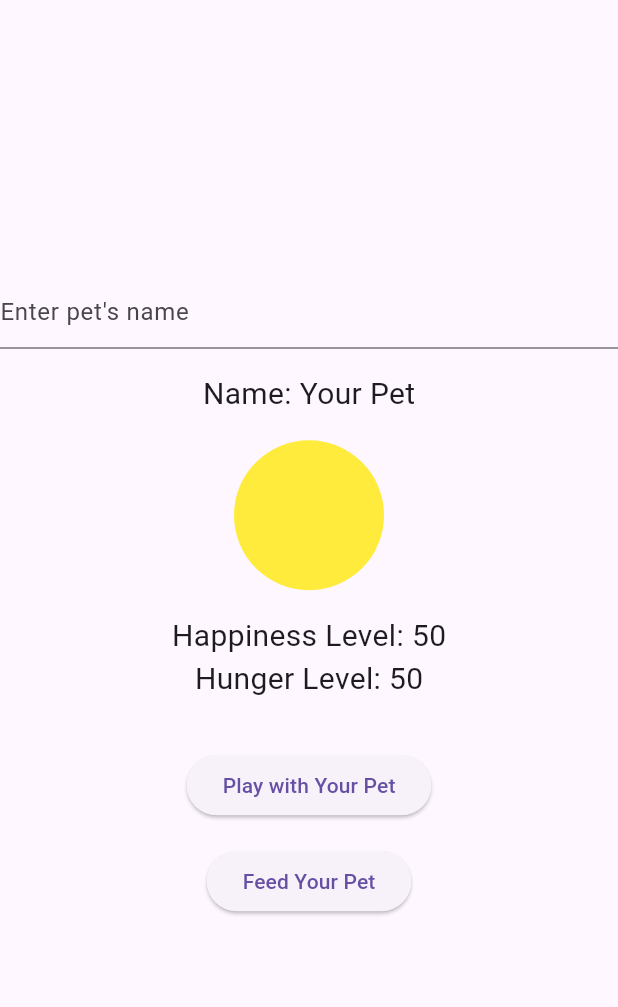
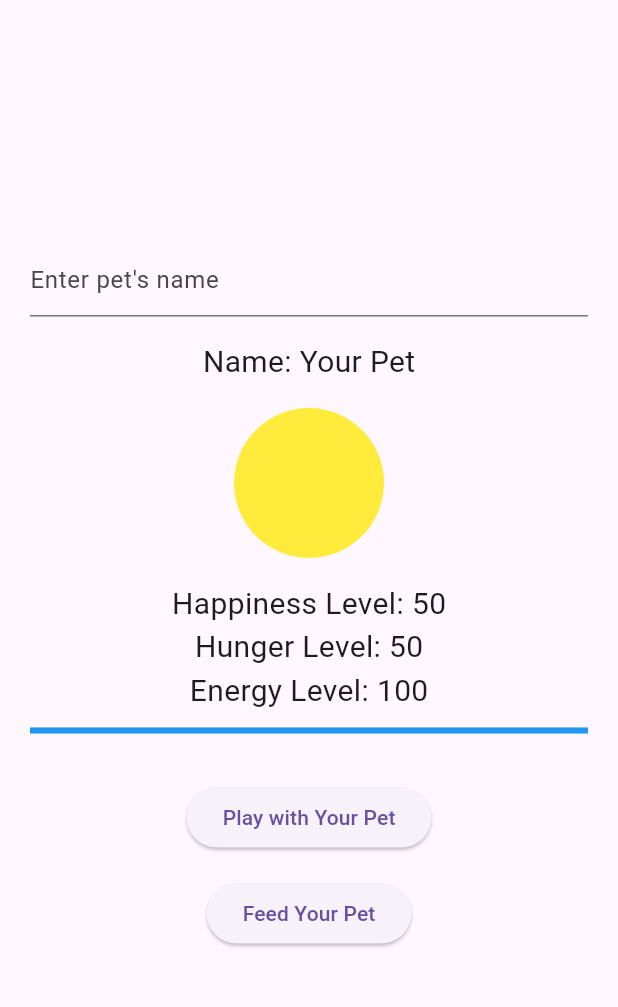
Before and after one commit to MAD743/MAD_digital_pet_again, a Flutter app: the screen it shows after launch, on a phone screen of 412 x 824 dp, the part 63-1070 px from its top. Run offline on Flutter 3.47's test engine with Material 3 defaults, Android fonts, the phone set to English and light mode, and no system bars.

Commit message:
Finished: Added Energy Bar

```diff
--- a/lib/main.dart
+++ b/lib/main.dart
@@ -3,6 +3,7 @@ import 'package:flutter/material.dart';
 
 void main() {
   runApp(MaterialApp(
+    debugShowCheckedModeBanner: false,
     home: DigitalPetApp(),
   ));
 }
@@ -16,6 +17,7 @@ class _DigitalPetAppState extends State<DigitalPetApp> {
   String petName = "Your Pet";
   int happinessLevel = 50;
   int hungerLevel = 50;
+  int energyLevel = 100; // Added Energy Level
   Color petColor = Colors.yellow;
   Timer? _hungerTimer;
 
@@ -26,28 +28,36 @@ class _DigitalPetAppState extends State<DigitalPetApp> {
   }
 
   void _startHungerTimer() {
-    _hungerTimer = Timer.periodic(Duration(seconds: 30), (timer) {
+    _hungerTimer = Timer.periodic(const Duration(seconds: 30), (timer) {
       setState(() {
         hungerLevel = (hungerLevel + 5).clamp(0, 100);
         _updateHappiness();
         _updatePetColor();
+        _checkWinLossCondition();
       });
     });
   }
 
   void _playWithPet() {
     setState(() {
-      happinessLevel = (happinessLevel + 10).clamp(0, 100);
-      _updateHunger();
-      _updatePetColor();
+      if (energyLevel > 10) {
+        // Prevents negative energy
+        happinessLevel = (happinessLevel + 10).clamp(0, 100);
+        energyLevel = (energyLevel - 10).clamp(0, 100);
+        _updateHunger();
+        _updatePetColor();
+        _checkWinLossCondition();
+      }
     });
   }
 
   void _feedPet() {
     setState(() {
       hungerLevel = (hungerLevel - 10).clamp(0, 100);
+      energyLevel = (energyLevel + 5).clamp(0, 100); // Increase Energy
       _updateHappiness();
       _updatePetColor();
+      _checkWinLossCondition();
     });
   }
 
@@ -77,6 +87,18 @@ class _DigitalPetAppState extends State<DigitalPetApp> {
     }
   }
 
+  void _checkWinLossCondition() {
+    if (happinessLevel >= 80) {
+      ScaffoldMessenger.of(context).showSnackBar(
+        const SnackBar(content: Text("🎉 You won! Your pet is very happy!")),
+      );
+    } else if (hungerLevel == 100 && happinessLevel <= 10) {
+      ScaffoldMessenger.of(context).showSnackBar(
+        const SnackBar(content: Text("😢 Game Over! Your pet is too hungry!")),
+      );
+    }
+  }
+
   void _setPetName(String name) {
     setState(() {
       petName = name;
@@ -86,25 +108,24 @@ class _DigitalPetAppState extends State<DigitalPetApp> {
   @override
   Widget build(BuildContext context) {
     return Scaffold(
-      appBar: AppBar(
-        title: Text('Digital Pet'),
-      ),
-      body: Center(
+      appBar: AppBar(title: const Text('Digital Pet')),
+      body: Padding(
+        padding: const EdgeInsets.all(20.0),
         child: Column(
           mainAxisAlignment: MainAxisAlignment.center,
           children: <Widget>[
             TextField(
-              decoration: InputDecoration(
+              decoration: const InputDecoration(
                 hintText: "Enter pet's name",
               ),
               onSubmitted: _setPetName,
             ),
-            SizedBox(height: 16.0),
+            const SizedBox(height: 16.0),
             Text(
               'Name: $petName',
-              style: TextStyle(fontSize: 20.0),
+              style: const TextStyle(fontSize: 20.0),
             ),
-            SizedBox(height: 16.0),
+            const SizedBox(height: 16.0),
             Container(
               width: 100,
               height: 100,
@@ -113,24 +134,34 @@ class _DigitalPetAppState extends State<DigitalPetApp> {
                 shape: BoxShape.circle,
               ),
             ),
-            SizedBox(height: 16.0),
+            const SizedBox(height: 16.0),
             Text(
               'Happiness Level: $happinessLevel',
-              style: TextStyle(fontSize: 20.0),
+              style: const TextStyle(fontSize: 20.0),
             ),
             Text(
               'Hunger Level: $hungerLevel',
-              style: TextStyle(fontSize: 20.0),
+              style: const TextStyle(fontSize: 20.0),
             ),
-            SizedBox(height: 32.0),
+            Text(
+              'Energy Level: $energyLevel',
+              style: const TextStyle(fontSize: 20.0),
+            ),
+            const SizedBox(height: 10),
+            LinearProgressIndicator(
+              value: energyLevel / 100,
+              color: Colors.blue,
+              backgroundColor: Colors.grey.shade300,
+            ),
+            const SizedBox(height: 32.0),
             ElevatedButton(
               onPressed: _playWithPet,
-              child: Text('Play with Your Pet'),
+              child: const Text('Play with Your Pet'),
             ),
-            SizedBox(height: 16.0),
+            const SizedBox(height: 16.0),
             ElevatedButton(
               onPressed: _feedPet,
-              child: Text('Feed Your Pet'),
+              child: const Text('Feed Your Pet'),
             ),
           ],
         ),
```
